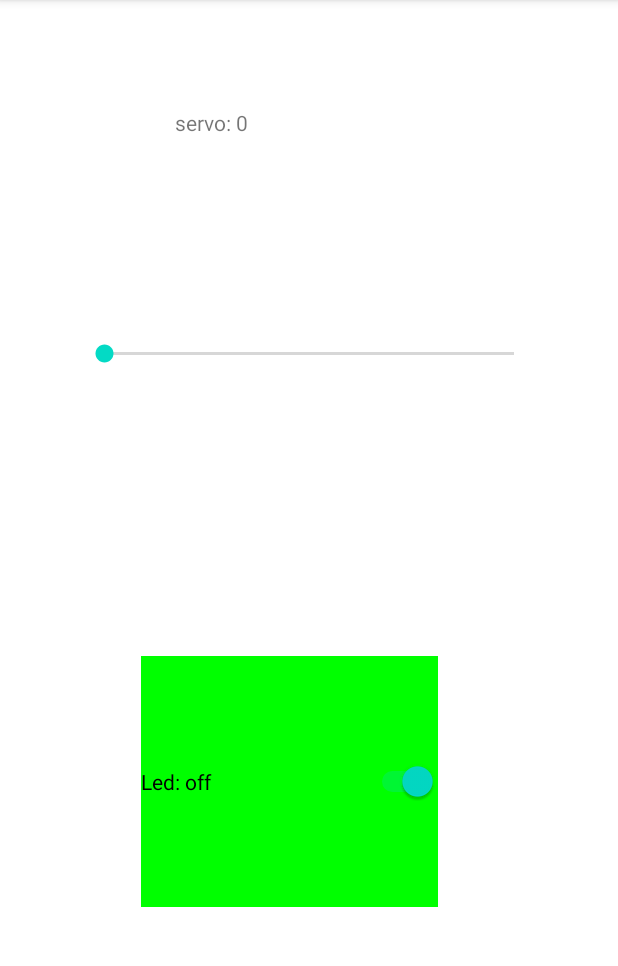
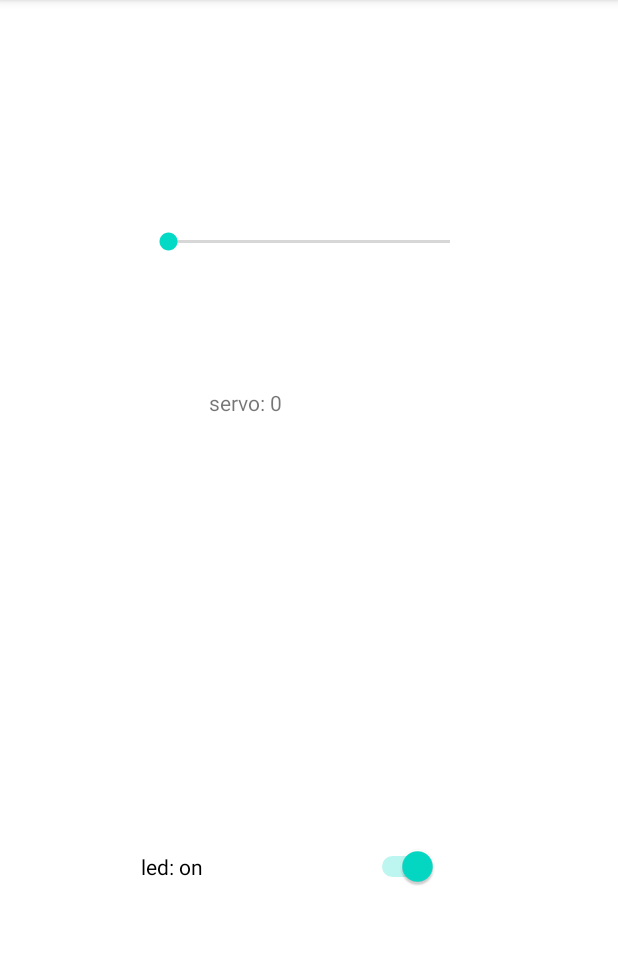
Before and after one commit to paniniDot/IoT-tasks, an Android app: the ControllerEmulatedActivity screen opened directly, with no data from a screen before it, after a tap on "Led: off", on a phone screen of 412 x 824 dp, the part 84-1050 px from its top. Run offline under Robolectric (Android 15) with nearby library versions, the light colour scheme and no system bars; 1 other tap on this screen came first.

Commit message:
add emulated app without connection

```diff
--- a/task3/room-app/RemoteBlinkApp/app/src/main/java/com/example/remoteblinkapp/ControllerEmulatedActivity.java
+++ b/task3/room-app/RemoteBlinkApp/app/src/main/java/com/example/remoteblinkapp/ControllerEmulatedActivity.java
@@ -2,11 +2,17 @@ package com.example.remoteblinkapp;
 
 import androidx.appcompat.app.AppCompatActivity;
 
+import android.bluetooth.BluetoothAdapter;
+import android.bluetooth.BluetoothDevice;
+import android.bluetooth.BluetoothManager;
+import android.bluetooth.BluetoothSocket;
+import android.content.Intent;
 import android.graphics.Color;
 import android.os.Bundle;
 import android.util.Log;
 import android.widget.Button;
 import android.widget.SeekBar;
+import android.widget.TextView;
 
 import java.io.IOException;
 import java.io.OutputStream;
@@ -15,58 +21,68 @@ import java.nio.charset.StandardCharsets;
 
 public class ControllerEmulatedActivity extends AppCompatActivity {
 
+    private OutputStream bluetoothOutputStream;
     private Button remoteButton;
     private boolean ledState;
     private SeekBar seekBar;
     private int servoState;
-    private OutputStream emulatedBluetoothOutputStream;
-    private EmulatedClientConnectionThread connectionThread;
+
+    private TextView textView;
+
 
     @Override
     protected void onCreate(Bundle savedInstanceState) {
         super.onCreate(savedInstanceState);
         setContentView(R.layout.activity_controller);
+        ledState = false;
+        servoState = 0;
         initUI();
     }
 
     private void initUI() {
+        textView= findViewById(R.id.textView3);
         remoteButton = findViewById(R.id.remotebutton);
+        remoteButton.setEnabled(false);
         remoteButton.setOnClickListener((v) -> sendMessage());
         seekBar = findViewById(R.id.seekBar);
-        seekBar.setOnClickListener((v) -> sendMessage());
+        seekBar.setEnabled(false);
+        seekBar.setOnSeekBarChangeListener(new SeekBar.OnSeekBarChangeListener() {
+            @Override
+            public void onProgressChanged(SeekBar seekBar, int progress, boolean fromUser) {
+                textView.setText("servo: "+String.valueOf(progress));
+            }
+
+            @Override
+            public void onStartTrackingTouch(SeekBar seekBar) {
+            }
+
+            @Override
+            public void onStopTrackingTouch(SeekBar seekBar) {
+                new Thread(() -> {
+                    servoState = seekBar.getProgress();
+                    runOnUiThread(() -> seekBar.setProgress(servoState));
+                }).start();
+            }
+        });
+        manageConnectedSocket();
     }
 
     private void sendMessage() {
         new Thread(() -> {
-            try {
-                String message = ledState ? "off\n" : "on\n";
-                emulatedBluetoothOutputStream.write(message.getBytes(StandardCharsets.UTF_8));
-                ledState = !ledState;
-                runOnUiThread(() -> remoteButton.setBackgroundColor(ledState ? Color.GREEN : Color.RED));
-                runOnUiThread(() -> seekBar.setProgress(servoState));
-            } catch (IOException e) {
-                e.printStackTrace();
-            }
+            String message = ledState ? "off\n" : "on\n";
+            remoteButton.setText("led: "+ (ledState ? "off" : "on"));
+            ledState = !ledState;
         }).start();
     }
 
     @Override
     protected void onStart() {
         super.onStart();
-        connectionThread = new EmulatedClientConnectionThread(this::manageConnectedSocket);
-        connectionThread.start();
     }
 
-    private void manageConnectedSocket(Socket socket) {
-        try {
-            emulatedBluetoothOutputStream = socket.getOutputStream();
-            Log.i(C.TAG, "Connection successful!");
-        } catch (IOException e) {
-            Log.e(C.TAG, "Error occurred when creating output stream", e);
-        }
+    private void manageConnectedSocket() {
         runOnUiThread(() -> {
             remoteButton.setEnabled(true);
-            remoteButton.setBackgroundColor(Color.RED);
             seekBar.setEnabled(true);
             seekBar.setProgress(servoState);
         });
@@ -75,6 +91,5 @@ public class ControllerEmulatedActivity extends AppCompatActivity {
     @Override
     protected void onStop() {
         super.onStop();
-        connectionThread.cancel();
     }
 }
--- a/task3/room-app/RemoteBlinkApp/app/src/main/res/layout/activity_controller.xml
+++ b/task3/room-app/RemoteBlinkApp/app/src/main/res/layout/activity_controller.xml
@@ -10,23 +10,25 @@
         android:id="@+id/textView3"
         android:layout_width="135dp"
         android:layout_height="50dp"
-        android:layout_marginStart="116dp"
-        android:layout_marginTop="72dp"
-        android:layout_marginEnd="160dp"
-        android:layout_marginBottom="15dp"
+        android:layout_marginStart="139dp"
+        android:layout_marginTop="15dp"
+        android:layout_marginEnd="138dp"
+        android:layout_marginBottom="96dp"
         android:text="servo: 0"
-        app:layout_constraintBottom_toTopOf="@+id/seekBar"
+        app:layout_constraintBottom_toTopOf="@+id/remotebutton"
         app:layout_constraintEnd_toEndOf="parent"
         app:layout_constraintStart_toStartOf="parent"
-        app:layout_constraintTop_toTopOf="parent" />
+        app:layout_constraintTop_toBottomOf="@+id/seekBar" />
 
     <SeekBar
         android:id="@+id/seekBar"
-        android:layout_width="305dp"
-        android:layout_height="198dp"
-        android:layout_marginStart="53dp"
-        android:layout_marginTop="137dp"
-        android:layout_marginEnd="53dp"
+        android:layout_width="220dp"
+        android:layout_height="133dp"
+        android:layout_marginStart="95dp"
+        android:layout_marginTop="125dp"
+        android:layout_marginEnd="96dp"
+        android:layout_marginBottom="15dp"
+        app:layout_constraintBottom_toTopOf="@+id/textView3"
         app:layout_constraintEnd_toEndOf="parent"
         app:layout_constraintStart_toStartOf="parent"
         app:layout_constraintTop_toTopOf="parent" />
@@ -36,13 +38,13 @@
         android:layout_width="198dp"
         android:layout_height="167dp"
         android:layout_marginStart="93dp"
-        android:layout_marginTop="84dp"
+        android:layout_marginTop="89dp"
         android:layout_marginEnd="120dp"
-        android:layout_marginBottom="145dp"
+        android:layout_marginBottom="137dp"
         android:text="Led: off"
         app:layout_constraintBottom_toBottomOf="parent"
         app:layout_constraintEnd_toEndOf="parent"
         app:layout_constraintStart_toStartOf="parent"
-        app:layout_constraintTop_toBottomOf="@+id/seekBar" />
+        app:layout_constraintTop_toBottomOf="@+id/textView3" />
 
 </androidx.constraintlayout.widget.ConstraintLayout>
```
